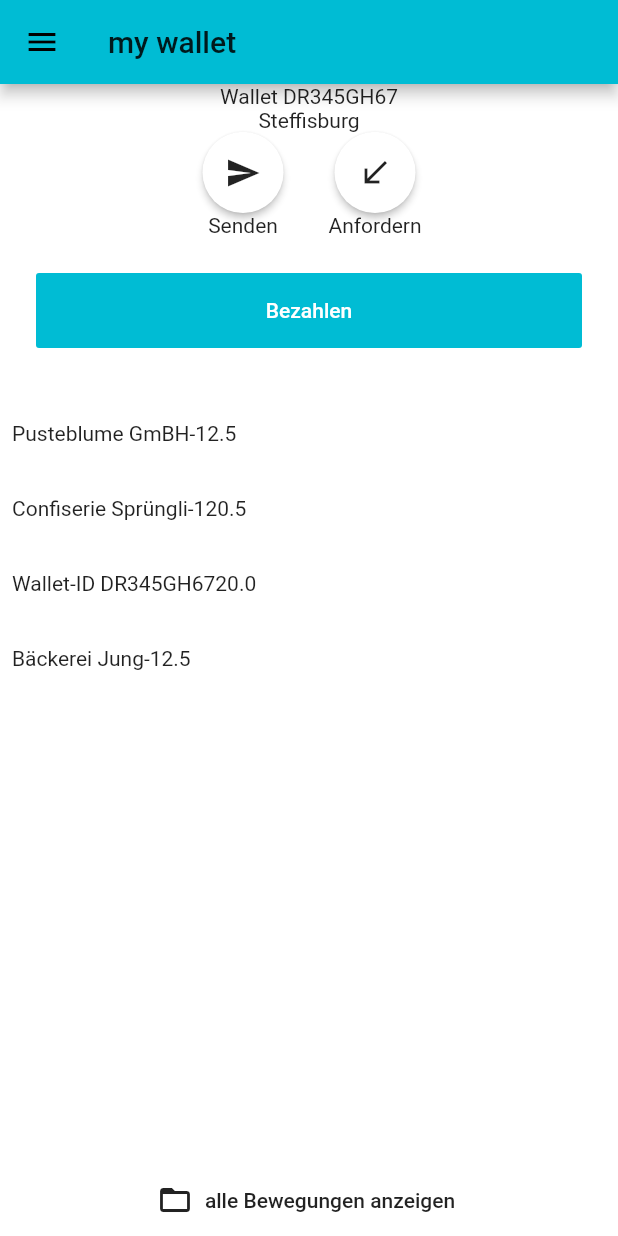
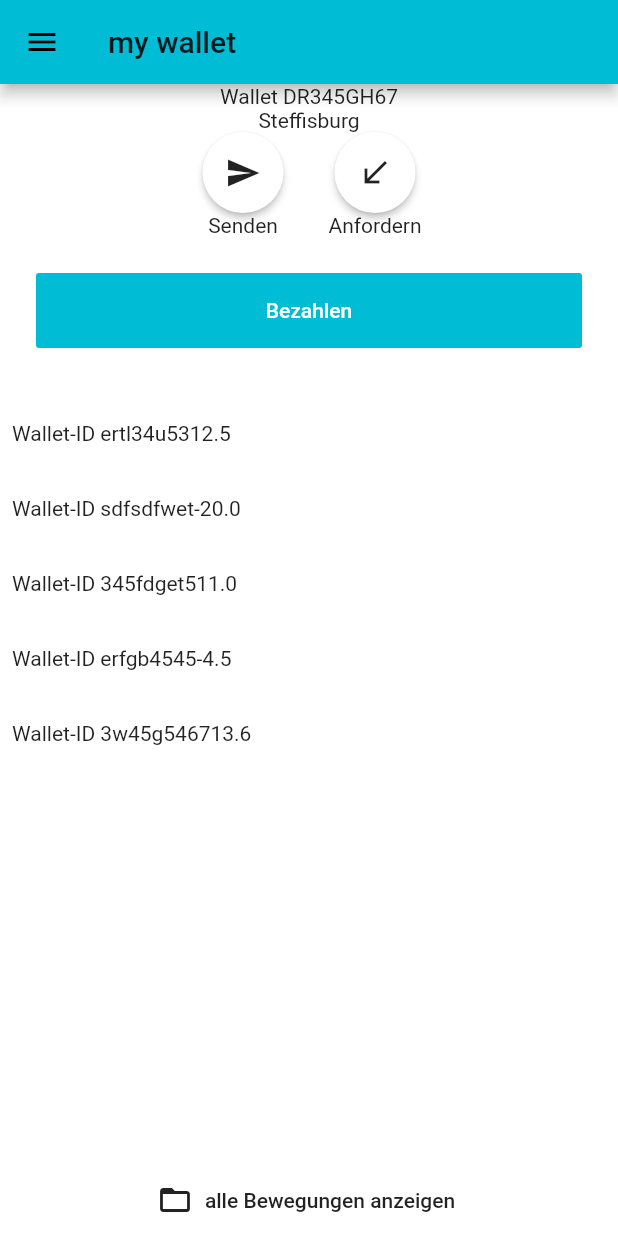
Before and after one commit to ecoo-app/ecoo-app, a Flutter app: the WalletsOverviewScreen screen opened by its route, after a tap on "DR345GH67", on a phone screen of 412 x 824 dp. Run offline on Flutter 3.47's test engine with Material 2 defaults, Android fonts, the phone set to English and light mode, and no system bars; our stand-ins replace dartz, equatable, get_it, injectable, qr_flutter; missing offline and left inert: barcode_scan.

Commit message:
add mock environement. mock wallet repo

```diff
--- /dev/null
+++ b/lib/business/entities/currency.dart
@@ -0,0 +1,12 @@
+import 'package:equatable/equatable.dart';
+import 'package:meta/meta.dart';
+
+class Currency extends Equatable {
+  final String id;
+  final String label;
+
+  Currency({@required this.id, @required this.label});
+
+  @override
+  List<Object> get props => [id, label];
+}
--- a/lib/business/entities/transaction.dart
+++ b/lib/business/entities/transaction.dart
@@ -1,5 +1,6 @@
 import 'package:equatable/equatable.dart';
 
+// TODO Equatable only works for immutable classes. This doesnt work here.
 class Transaction extends Equatable {
   String senderId;
   String recieverId;
--- a/lib/business/entities/wallet.dart
+++ b/lib/business/entities/wallet.dart
@@ -1,11 +1,13 @@
+import 'package:e_coupon/business/entities/currency.dart';
+import 'package:e_coupon/business/entities/transaction_record.dart';
 import 'package:equatable/equatable.dart';
 
 class Wallet extends Equatable {
-  final id;
-  final amount;
-  final currency;
-  final isShop;
-  final transactions;
+  final String id;
+  final double amount;
+  final Currency currency;
+  final bool isShop;
+  final List<TransactionRecord> transactions;
 
   Wallet(
       {this.id,
--- a/lib/business/use_cases/get_all_wallets.dart
+++ b/lib/business/use_cases/get_all_wallets.dart
@@ -3,7 +3,6 @@ import 'package:e_coupon/business/core/abstract_use_case.dart';
 import 'package:e_coupon/business/entities/wallet.dart';
 import 'package:e_coupon/business/repo_definitions/abstract_wallet_repo.dart';
 import 'package:e_coupon/core/failure.dart';
-import 'package:e_coupon/data/wallet_repo.dart';
 import 'package:equatable/equatable.dart';
 import 'package:injectable/injectable.dart';
 import 'package:meta/meta.dart';
--- a/lib/business/use_cases/get_wallet.dart
+++ b/lib/business/use_cases/get_wallet.dart
@@ -1,7 +1,7 @@
 import 'package:e_coupon/business/core/abstract_use_case.dart';
 import 'package:e_coupon/business/entities/wallet.dart';
 import 'package:e_coupon/business/repo_definitions/abstract_wallet_repo.dart';
-import 'package:e_coupon/data/wallet_repo.dart';
+import 'package:e_coupon/data/repos/wallet_repo.dart';
 import 'package:equatable/equatable.dart';
 import 'package:injectable/injectable.dart';
 
--- /dev/null
+++ b/lib/data/lib/mock_data.dart
@@ -0,0 +1,48 @@
+import 'mock_library.dart';
+
+class MockTransaction extends TransactionRecordAPI {
+  MockTransaction(String text, double amount, List<TagAPI> tags)
+      : super(text: text, amount: amount, tags: tags);
+}
+
+class MockEncashmentTag extends TagAPI {
+  MockEncashmentTag() : super(id: 'isEncashment', label: 'isEncashment');
+}
+
+List<TransactionRecordAPI> MockTransactionWalletPrivate = [
+  MockTransaction('Wallet-ID ertl34u53', 12.50, []),
+  MockTransaction('Wallet-ID sdfsdfwet', -20.00, []),
+  MockTransaction('Wallet-ID 345fdget5', 11.00, []),
+  MockTransaction('Wallet-ID erfgb4545', -4.50, []),
+  MockTransaction('Wallet-ID 3w45g5467', 13.60, []),
+];
+
+List<TransactionRecordAPI> MockTransactionWalletShop = [
+  MockTransaction('Wallet-ID ertl34u53', 12.50, []),
+  MockTransaction('Wallet-ID sdfsdfwet', 20.00, []),
+  MockTransaction('Wallet-ID 345fdget5', 11.00, []),
+  MockTransaction('Wallet-ID erfgb4545', -4.50, []),
+  MockTransaction('Wallet-ID 3w45g5467', 13.60, [MockEncashmentTag()]),
+];
+
+class MockWetzikonCurrency extends CurrencyAPI {
+  MockWetzikonCurrency() : super(id: 'wetzicoin', label: 'wetzicoin');
+}
+
+class MockWallet extends WalletAPI {
+  MockWallet(String id, double amount, CurrencyAPI currency, bool isShop,
+      VerificationState verificationState)
+      : super(
+            walletId: id,
+            amount: amount,
+            currency: currency,
+            isShop: isShop,
+            verificationState: verificationState);
+}
+
+List<WalletAPI> MockWallets = [
+  MockWallet('DR345GH67', 105.50, MockWetzikonCurrency(), false,
+      VerificationState.Successful),
+  MockWallet('45FGH62SD', 1059.00, MockWetzikonCurrency(), true,
+      VerificationState.Successful)
+];
--- /dev/null
+++ b/lib/data/model/currency_model.dart
@@ -0,0 +1,5 @@
+import 'package:e_coupon/business/entities/currency.dart';
+
+class CurrencyModel extends Currency {
+  CurrencyModel({String id, String label}) : super(id: id, label: label);
+}
--- a/lib/data/wallet_repo.dart
+++ b/lib/data/repos/mock_wallet_repo.dart
@@ -1,16 +1,22 @@
 import 'dart:async';
 
+import 'package:dartz/dartz.dart';
+import 'package:e_coupon/business/entities/currency.dart';
 import 'package:e_coupon/business/entities/transaction_record.dart';
 import 'package:e_coupon/business/entities/transaction_state.dart';
 import 'package:e_coupon/business/entities/wallet.dart';
 import 'package:e_coupon/business/repo_definitions/abstract_wallet_repo.dart';
-import 'package:e_coupon/data/mock_data.dart';
-import 'package:dartz/dartz.dart';
 import 'package:e_coupon/core/failure.dart';
+import 'package:e_coupon/data/lib/mock_data.dart';
+import 'package:e_coupon/data/model/currency_model.dart';
+import 'package:e_coupon/data/model/wallet_model.dart';
 import 'package:injectable/injectable.dart';
 
+import '../../injection.dart';
+
+@Environment(Env.mock)
 @LazySingleton(as: IWalletRepo)
-class WalletRepo implements IWalletRepo {
+class MockWalletRepo implements IWalletRepo {
   @override
   Future<Either<Failure, List<TransactionRecord>>> getWalletTransactions(
       id, filter) {
@@ -40,9 +46,9 @@ class WalletRepo implements IWalletRepo {
     // mock delay
     return Future.delayed(const Duration(milliseconds: 400), () {
       for (final wallet in MockWallets) {
-        if (wallet.id == id) {
+        if (wallet.walletId == id) {
           var completer = Completer<Either<Failure, List<TransactionRecord>>>();
-          completer.complete(Right(wallet.transactions));
+          completer.complete(Right(_getTransactions(wallet.isShop)));
           return completer.future;
         }
       }
@@ -53,7 +59,19 @@ class WalletRepo implements IWalletRepo {
   Future<Either<Failure, List<Wallet>>> getMockWallets() {
     return Future.delayed(const Duration(milliseconds: 500), () {
       var completer = Completer<Either<Failure, List<Wallet>>>();
-      completer.complete(Right(MockWallets));
+
+      completer.complete(Right(
+        MockWallets.map((wallet) {
+          return WalletModel(
+              id: wallet.walletId,
+              amount: wallet.amount,
+              currency: Currency(
+                  id: wallet.currency.id, label: wallet.currency.label),
+              isShop: wallet.isShop,
+              transactions: _getTransactions(wallet.isShop));
+        }).toList(),
+      ));
+
       return completer.future;
     });
   }
@@ -61,10 +79,16 @@ class WalletRepo implements IWalletRepo {
   Future<Either<Failure, Wallet>> getMockWalletData(id) {
     return Future.delayed(const Duration(milliseconds: 600), () {
       for (final wallet in MockWallets) {
-        if (wallet.id == id) {
+        if (wallet.walletId == id) {
           // generate a future
           var completer = Completer<Either<Failure, Wallet>>();
-          completer.complete(Right(wallet));
+          completer.complete(Right(WalletModel(
+              amount: wallet.amount,
+              id: wallet.walletId,
+              currency: CurrencyModel(
+                  id: wallet.currency.id, label: wallet.currency.label),
+              isShop: wallet.isShop,
+              transactions: _getTransactions(wallet.isShop))));
           return completer.future;
         }
       }
@@ -76,8 +100,24 @@ class WalletRepo implements IWalletRepo {
   Future<Either<Failure, TransactionState>> makeMockTransaction() {
     return Future.delayed(const Duration(milliseconds: 400), () {
       var completer = Completer<Either<Failure, TransactionState>>();
-      completer.complete(Right(MockTransactionState));
+      completer.complete(Right(TransactionState())); // TODO
       return completer.future;
     });
   }
+
+  List<TransactionRecord> _getTransactions(bool isShop) {
+    if (isShop) {
+      return MockTransactionWalletShop.map((transRecord) => TransactionRecord(
+            text: transRecord.text,
+            amount: transRecord.amount,
+            isEncashment: transRecord.tags.contains(MockEncashmentTag()),
+          )).toList();
+    } else {
+      return MockTransactionWalletPrivate.map(
+          (transRecord) => TransactionRecord(
+                text: transRecord.text,
+                amount: transRecord.amount,
+              )).toList();
+    }
+  }
 }
--- a/lib/main.dart
+++ b/lib/main.dart
@@ -13,7 +13,7 @@ import 'package:provider/provider.dart';
 import 'ui/shared/video_cell.dart';
 
 void main() {
-  configureInjection(Env.prod.name);
+  configureInjection(Env.mock);
   runApp(
     MultiProvider(
       providers: [
--- a/lib/ui/shared/wallet_card.dart
+++ b/lib/ui/shared/wallet_card.dart
@@ -20,7 +20,7 @@ class WalletCard extends StatelessWidget {
               onTap: onPressed,
               leading: Icon(Icons.account_balance_wallet),
               title: Text(wallet.id),
-              subtitle: Text(wallet.currency),
+              subtitle: Text(wallet.currency.label),
             ),
           ],
         ),
```
Also changed, not shown: lib/data/lib/mock_library.dart (+29 -14 lines), lib/data/mock_data.dart (deleted, +0 -53 lines), lib/data/model/wallet_model.dart (added, +18 -0 lines), lib/data/repos/wallet_repo.dart (added, +41 -0 lines), lib/injection.dart (+7 -3 lines), lib/injection.iconfig.dart (+12 -2 lines), 1 other file.
